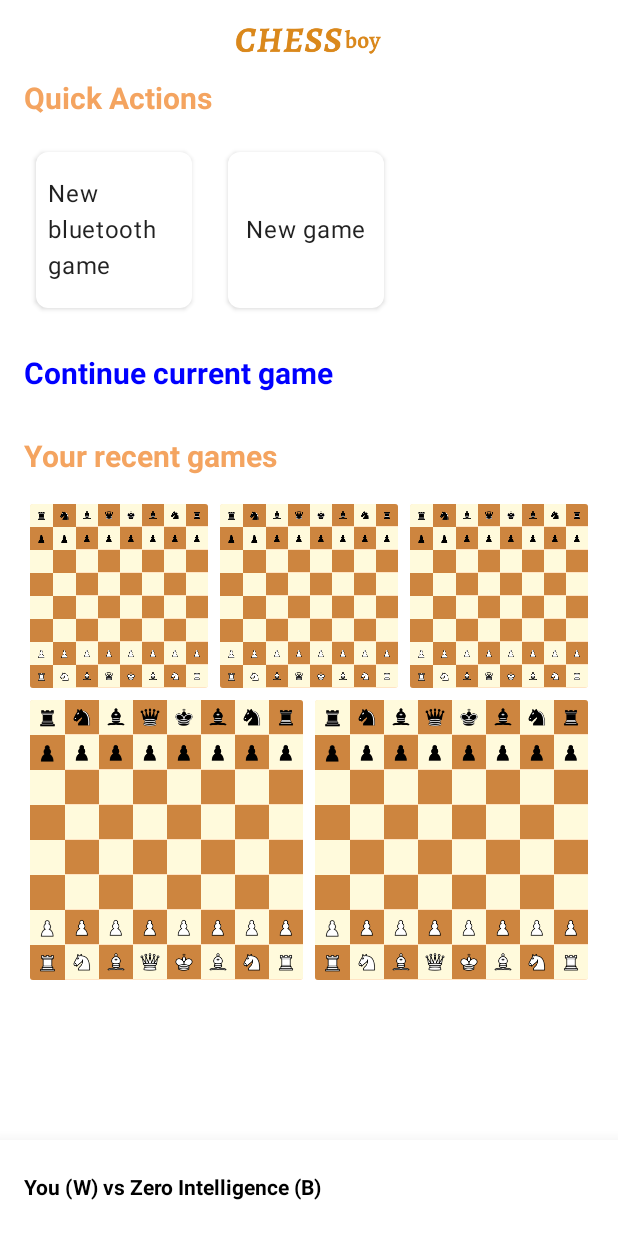
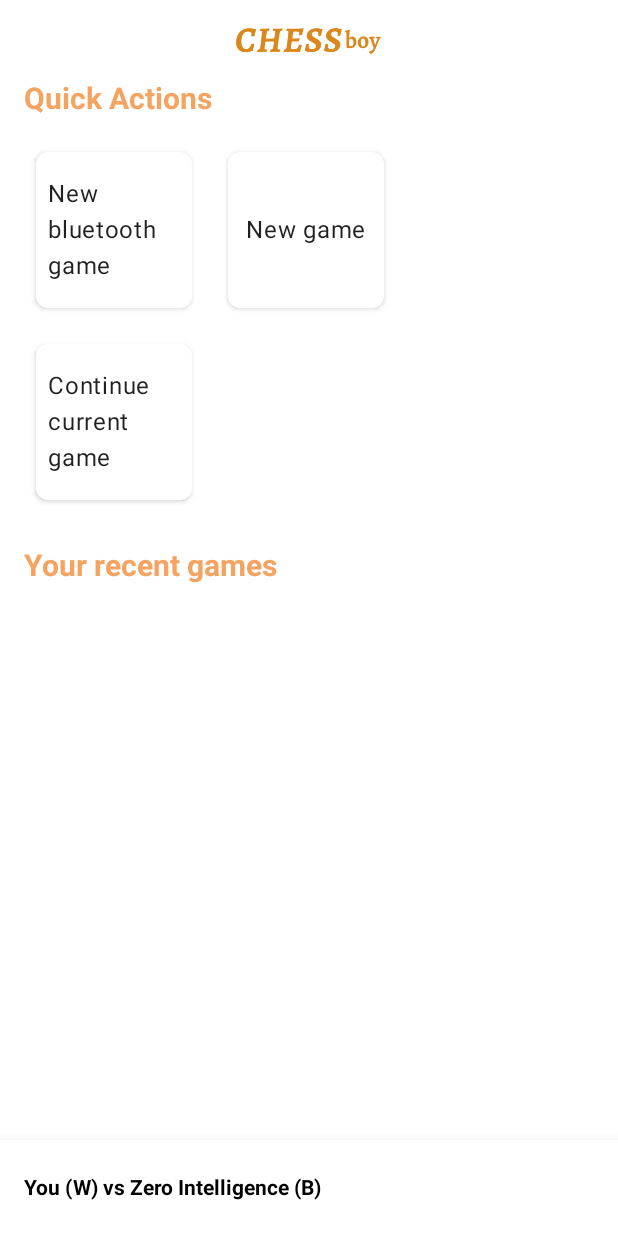
Before and after one commit to nwagu/chess-boy, an Android app built with Jetpack Compose: the screen it shows after launch (MainActivity), on a phone screen of 412 x 824 dp. Run offline under Robolectric (Android 15) with nearby library versions, the phone set to English and light mode, and no system bars.

Commit message:
ui updates

```diff
--- a/androidApp/src/main/java/com/nwagu/android/chessboy/screens/HomeScreen.kt
+++ b/androidApp/src/main/java/com/nwagu/android/chessboy/screens/HomeScreen.kt
@@ -23,7 +23,11 @@ import com.nwagu.android.chessboy.model.data.ScreenConfig
 import com.nwagu.android.chessboy.vm.GameViewModel
 import com.nwagu.android.chessboy.vm.NewBluetoothGameViewModel
 import com.nwagu.android.chessboy.vm.NewGameViewModel
-import com.nwagu.android.chessboy.widgets.*
+import com.nwagu.android.chessboy.widgets.ChessBoardThumbView
+import com.nwagu.android.chessboy.widgets.Header
+import com.nwagu.android.chessboy.widgets.QuickActionView
+import com.nwagu.android.chessboy.widgets.SimpleFlowRow
+import com.nwagu.chess.Game
 import kotlinx.coroutines.launch
 
 @ExperimentalMaterialApi
@@ -98,6 +102,11 @@ fun HomeView(
                             },
                             QuickAction("New game", R.drawable.img_white_king) {
                                 navHostController.navigate(Screen.NewGame.route)
+                            },
+                            QuickAction("Continue current game", R.drawable.img_white_king) {
+                                coroutineScope.launch {
+                                    bottomSheetScaffoldState.bottomSheetState.expand()
+                                }
                             }
                         )
 
@@ -107,29 +116,13 @@ fun HomeView(
                             }
                         }
 
-                        ClickableHeader(Modifier.padding(0.dp, 16.dp), "Continue current game") {
-                            coroutineScope.launch {
-                                bottomSheetScaffoldState.bottomSheetState.expand()
-                            }
-                        }
-
                         Header(Modifier.padding(0.dp, 16.dp), "Your recent games")
 
-                        val gameHistory = listOf(
-                            gameViewModel.game,
-                            gameViewModel.game,
-                            gameViewModel.game,
-                            gameViewModel.game,
-                            gameViewModel.game
-                        )
+                        val gameHistory = listOf<Game>()
 
-                        GridView(
-                            modifier = Modifier.fillMaxWidth(),
-                            numberOfColumns = 3,
-                            items = gameHistory
-                        ) {
-                            Box {
-                                ChessBoardThumbView(modifier = Modifier.padding(4.dp), it)
+                        SimpleFlowRow {
+                            for(game in gameHistory) {
+                                ChessBoardThumbView(modifier = Modifier.padding(4.dp), game)
                             }
                         }
 
--- a/androidApp/src/main/java/com/nwagu/android/chessboy/widgets/ChessBoard.kt
+++ b/androidApp/src/main/java/com/nwagu/android/chessboy/widgets/ChessBoard.kt
@@ -146,7 +146,10 @@ fun ChessBoardThumbView(
     game: Game
 ) {
 
-    Card(modifier = modifier,
+    Card(
+        modifier = modifier
+            .width(120.dp)
+            .aspectRatio(1f),
         shape = RoundedCornerShape(2.dp),
         backgroundColor = AppColor.boardBackground,
         elevation = 0.dp
--- a/androidApp/src/main/java/com/nwagu/android/chessboy/widgets/CustomWidgets.kt
+++ b/androidApp/src/main/java/com/nwagu/android/chessboy/widgets/CustomWidgets.kt
@@ -36,19 +36,6 @@ fun SubHeader(modifier: Modifier = Modifier, text: String) {
         text = text,
         fontSize = 16.sp,
         style = TextStyle(Color.Black, fontWeight = FontWeight.Bold)
-    )
-}
-
-@Composable
-fun ClickableHeader(modifier: Modifier = Modifier, text: String, action: () -> Unit) {
-    Text(
-        modifier = modifier
-            .clickable(onClick = {
-                action()
-            }),
-        text = text,
-        fontSize = 20.sp,
-        style = TextStyle(Color.Blue, fontWeight = FontWeight.Bold)
     )
 }
 
```
